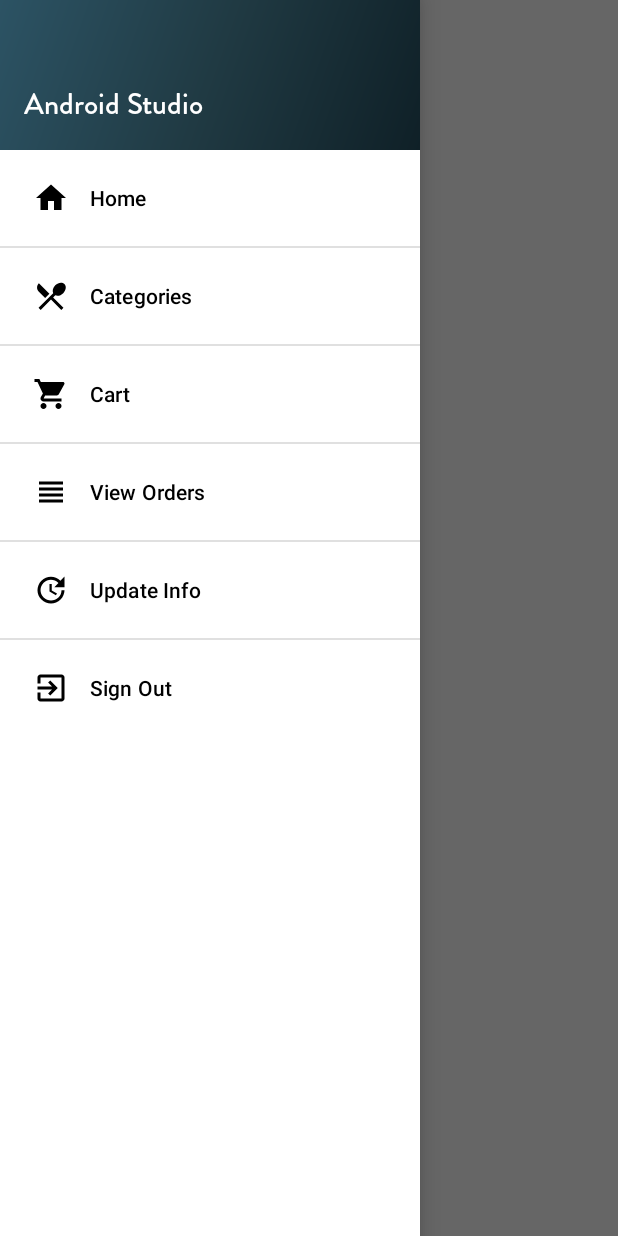
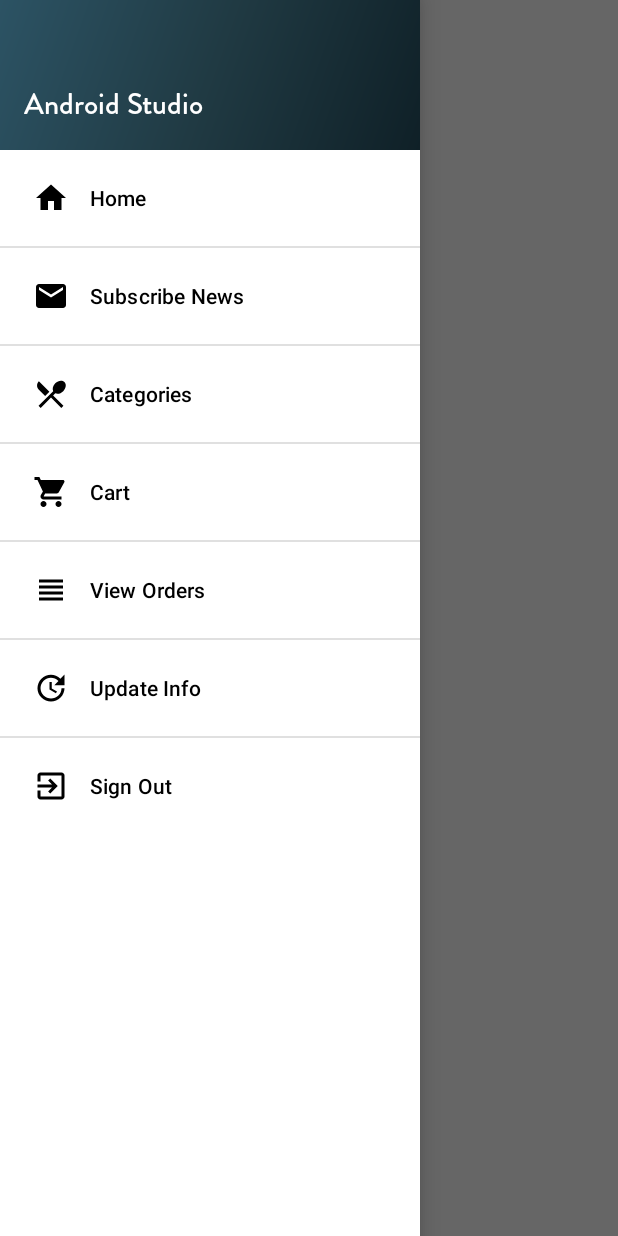
Before and after one commit to meomen/NiceFood, an Android app: the HomeActivity screen opened directly, with no data from a screen before it, with the side drawer open, on a phone screen of 412 x 824 dp. Run offline under Robolectric (Android 15) with nearby library versions, the phone set to English and light mode, and no system bars; our stand-ins replace ButterKnife, EventBus, Firebase (no records; nobody signed in at launch, a user with empty details on screens opened directly), Room's generated code, RxJava and 1 more; libraries missing offline, so code that uses them is left out: com.andremion.counterfab, dmax.dialog, io.paperdb; 11 statements that could not run were skipped.

Commit message:
update 82

```diff
--- a/app/build.gradle
+++ b/app/build.gradle
@@ -88,6 +88,7 @@ dependencies {
     implementation 'com.braintreepayments.api:drop-in:4.1.1'
     implementation 'com.androidwidgets:formatedittext:0.2.0'
     implementation 'com.squareup.retrofit2:converter-scalars:2.6.1'
+    implementation 'io.paperdb:paperdb:2.6'
 
 }
 apply plugin: 'com.google.gms.google-services'
--- a/app/src/main/java/com/vuducminh/nicefood/common/CommonAgr.java
+++ b/app/src/main/java/com/vuducminh/nicefood/common/CommonAgr.java
@@ -25,5 +25,9 @@ public class CommonAgr {
     public static final String URL_MAP_GOOGLE = "https://maps.googleapis.com/";
     public static final String REQUEST_REFUND_MODEL = "RequestRefund";
     public static final String SHIPPER_ORDER_REF = "ShippingOrderModel";
+    public static final String NEWS_TOPIC = "news";
+    public static final String IS_SEND_IMAGE = "IS_SEND_IMAGE";
+    public static final String IMAGE_URL = "IMAGE_URL";
 
+    public static String IS_SUBSCRIBE_NEWS = "IS_SUBSCRIBE_NEWS";
 }
--- /dev/null
+++ b/app/src/main/res/drawable/ic_baseline_markunread_24.xml
@@ -0,0 +1,10 @@
+<vector xmlns:android="http://schemas.android.com/apk/res/android"
+    android:width="24dp"
+    android:height="24dp"
+    android:viewportWidth="24"
+    android:viewportHeight="24"
+    android:tint="?attr/colorControlNormal">
+  <path
+      android:fillColor="@android:color/white"
+      android:pathData="M20,4L4,4c-1.1,0 -1.99,0.9 -1.99,2L2,18c0,1.1 0.9,2 2,2h16c1.1,0 2,-0.9 2,-2L22,6c0,-1.1 -0.9,-2 -2,-2zM20,8l-8,5 -8,-5L4,6l8,5 8,-5v2z"/>
+</vector>
--- a/app/src/main/res/layout/layout_register.xml
+++ b/app/src/main/res/layout/layout_register.xml
@@ -36,6 +36,7 @@
 
 
     <com.google.android.material.textfield.TextInputLayout
+        android:id="@+id/phone_input_layout"
         android:layout_width="match_parent"
         android:layout_height="wrap_content">
         <EditText
--- a/app/src/main/res/menu/activity_home_drawer.xml
+++ b/app/src/main/res/menu/activity_home_drawer.xml
@@ -4,10 +4,17 @@
     tools:showIn="navigation_view">
 
     <group android:id="@+id/home_group">
+    <item
+        android:id="@+id/nav_home"
+        android:icon="@drawable/ic_home_black_24dp"
+        android:title="@string/menu_home" />
+</group>
+
+    <group android:id="@+id/news_group">
         <item
-            android:id="@+id/nav_home"
-            android:icon="@drawable/ic_home_black_24dp"
-            android:title="@string/menu_home" />
+            android:id="@+id/nav_news"
+            android:icon="@drawable/ic_baseline_markunread_24"
+            android:title="@string/menu_subscribe_news" />
     </group>
 
     <group android:id="@+id/category_group">
--- a/app/src/main/res/values/strings.xml
+++ b/app/src/main/res/values/strings.xml
@@ -1,3 +1,4 @@
+
 <resources>
 
     <string name="app_name">NiceFood</string>
@@ -36,6 +37,5 @@
 
     <string name="google_maps_key" templateMergeStrategy="preserve" translatable="false">AIzaSyCvsxvlCkhA_X4L6BdDA1RO1X6ng-M8Nts</string>
     <string name="title_activity_tracking_order">Map</string>
-
-
+    <string name="menu_subscribe_news">Subscribe News</string>
 </resources>
```
Also changed, not shown: app/src/main/java/com/vuducminh/nicefood/HomeActivity.java (+53 -0 lines), app/src/main/java/com/vuducminh/nicefood/MainActivity.java (+19 -5 lines), app/src/main/java/com/vuducminh/nicefood/common/Common.java (+37 -0 lines), app/src/main/java/com/vuducminh/nicefood/services/MyFCMServices.java (+35 -4 lines), app/src/main/res/layout/layout_subscribe_news.xml (added, +16 -0 lines), app/src/main/res/values/styles.xml (+17 -0 lines), app/src/main/res/drawable/loginbg.png (added), app/src/main/res/drawable/logo.png (added).
